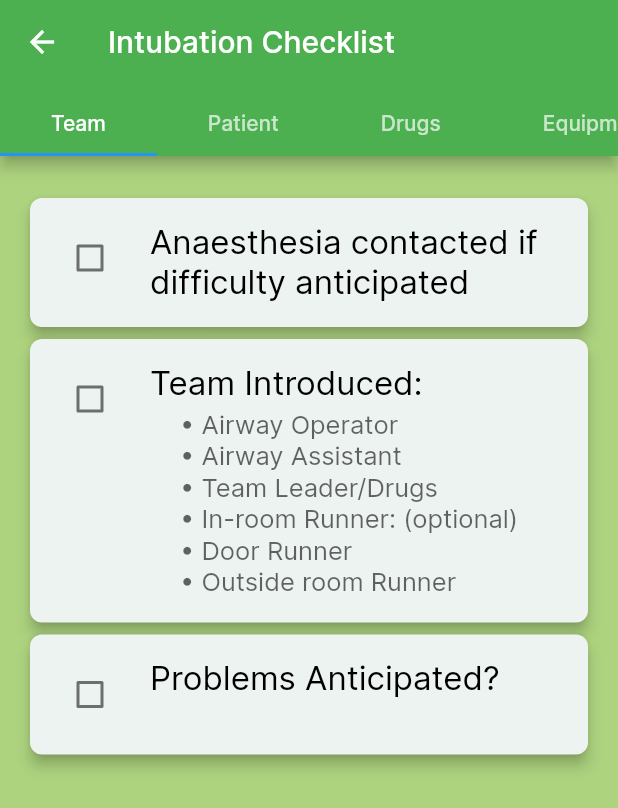
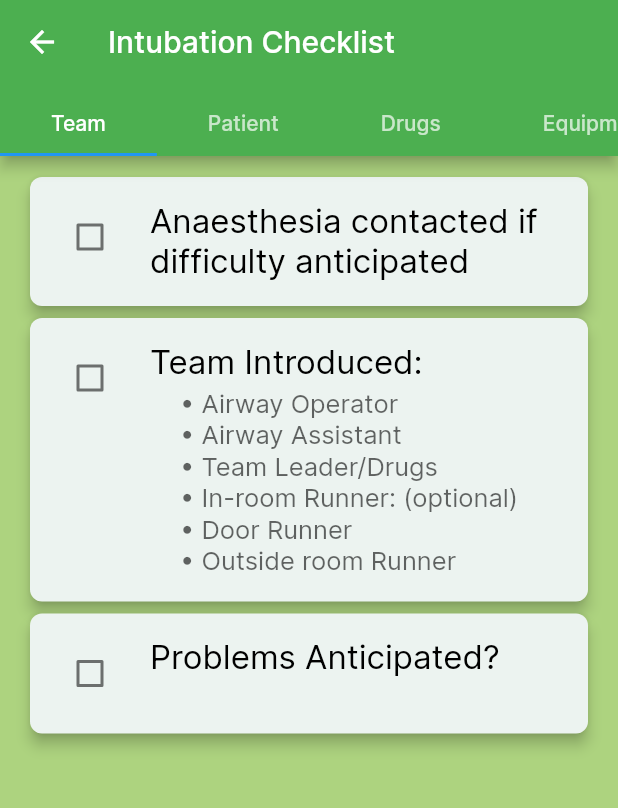
Before and after one commit to Western-Health-Covid19-Collaboration/wh_covid19_app, a Flutter app: the IntubationChecklistPage screen opened by its route, on a phone screen of 412 x 824 dp. Shown: the top 808 px of the screen. Run offline on Flutter 3.47's test engine with Material 2 defaults, Android fonts, the phone set to English and light mode, and no system bars; our stand-ins replace chewie, flutter_svg, flutter_widget_from_html, package_info, shared_preferences, video_player; missing offline and left inert: matrix_gesture_detector; accounts and stored records are empty; project files that could hold a hidden picture were left out.

Commit message:
code cleanup

```diff
--- a/lib/view/intubation/checklist/intubation_checklist_page.dart
+++ b/lib/view/intubation/checklist/intubation_checklist_page.dart
@@ -1,8 +1,7 @@
 import 'package:flutter/material.dart';
 import 'package:flutter/widgets.dart';
-import 'package:wh_covid19/hard_data.dart';
 
-import '../../../models/IntubationChecklist.dart';
+import '../../../hard_data.dart';
 import '../../../widget/containers/intubation_checklist_container.dart';
 
 class IntubationChecklistPage extends StatelessWidget {
--- a/lib/widget/containers/intubation_checklist_container.dart
+++ b/lib/widget/containers/intubation_checklist_container.dart
@@ -24,9 +24,13 @@ class IntubationChecklistContainer extends StatelessWidget {
     return Container(
         color: AppColors.green500,
         child: Padding(
-          padding: const EdgeInsets.fromLTRB(16, 24, 16, 24),
-          child: Column(
-            children: renderList(),
+          padding: const EdgeInsets.fromLTRB(16, 0, 16, 0),
+          child: ListView(
+            children: [
+              Container(padding: const EdgeInsetsDirectional.only(top: 10)),
+              ...renderList(),
+              Container(padding: const EdgeInsetsDirectional.only(bottom: 10)),
+            ],
           ),
         ));
   }
```
